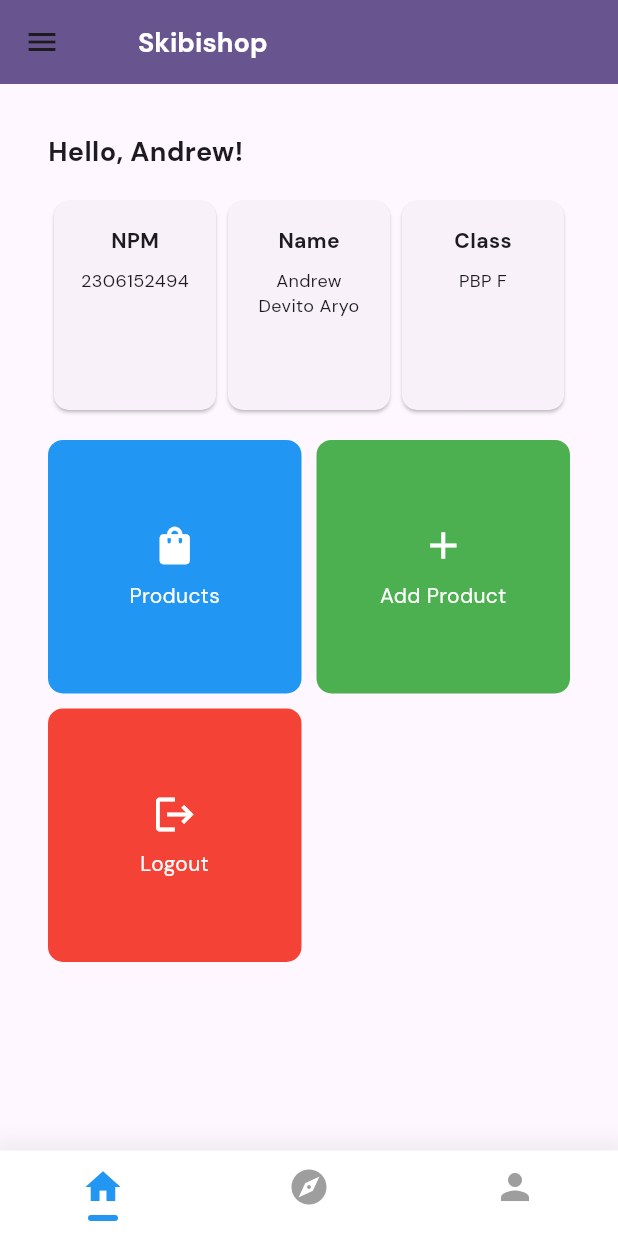
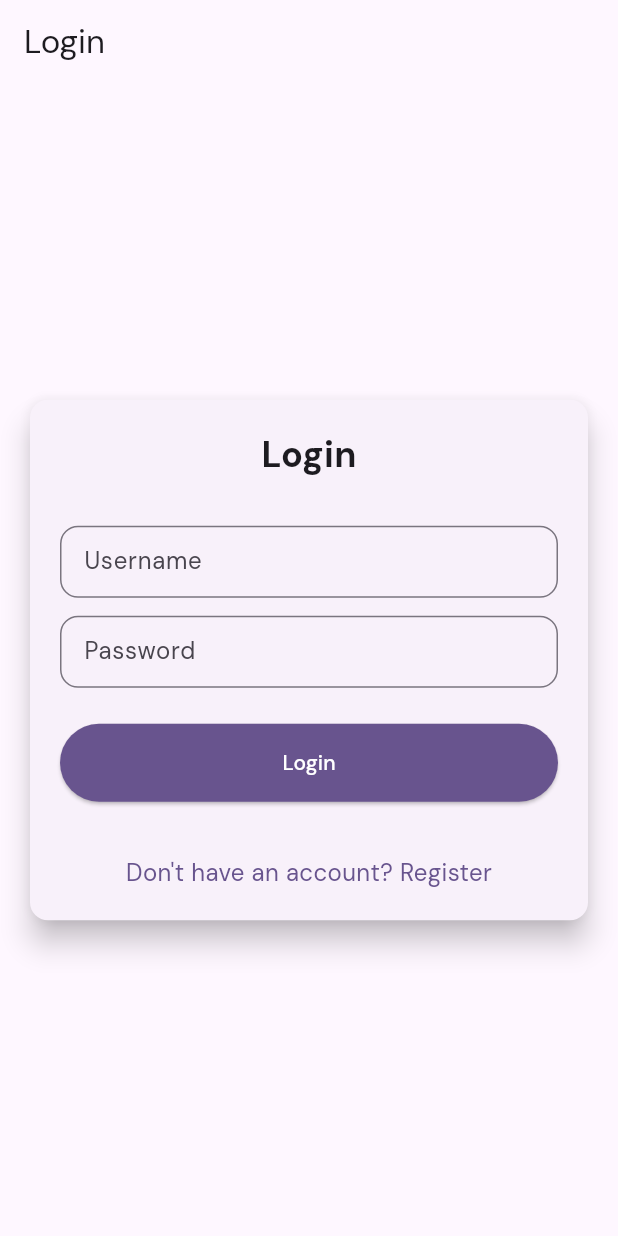
Before and after one commit to Andrew4Coding/skibishop-pbp-mobile, a Flutter app: the screen it shows after launch, on a phone screen of 412 x 824 dp. Run offline on Flutter 3.47's test engine with Material 3 defaults, Android fonts, the phone set to English and light mode, and no system bars; our stand-ins replace google_fonts; missing offline and left inert: pbp_django_auth.

Commit message:
tugas 9: done

```diff
--- a/lib/main.dart
+++ b/lib/main.dart
@@ -1,9 +1,25 @@
+import 'dart:io';
+
+import 'package:flutter/material.dart';
 import 'package:google_fonts/google_fonts.dart';
-import 'package:flutter/material.dart';
-import 'package:skibishop_mobile/pages/menu.dart';
+import 'package:provider/provider.dart';
+import 'package:skibishop_mobile/pages/login.dart';
+
+import 'package:provider/provider.dart';
+import 'package:pbp_django_auth/pbp_django_auth.dart';
+
+class MyHttpOverrides extends HttpOverrides {
+  @override
+  HttpClient createHttpClient(SecurityContext? context) {
+    return super.createHttpClient(context)
+      ..badCertificateCallback =
+          (X509Certificate cert, String host, int port) => true;
+  }
+}
 
 void main() {
   runApp(const MyApp());
+  HttpOverrides.global = MyHttpOverrides();
 }
 
 class MyApp extends StatelessWidget {
@@ -12,7 +28,12 @@
   // This widget is the root of your application.
   @override
   Widget build(BuildContext context) {
-    return MaterialApp(
+    return Provider(
+        create: (_) {
+          CookieRequest request = CookieRequest();
+          return request;
+        },
+        child: MaterialApp(
           title: 'Skibishop',
           debugShowCheckedModeBanner: false,
           theme: ThemeData(
@@ -37,7 +58,7 @@
             ),
             useMaterial3: true,
           ),
-      home: const MyHomePage(),
-    );
+          home: const LoginPage(),
+        ));
   }
 }
--- /dev/null
+++ b/lib/pages/login.dart
@@ -0,0 +1,181 @@
+import 'package:flutter/material.dart';
+import 'package:pbp_django_auth/pbp_django_auth.dart';
+import 'package:provider/provider.dart';
+import 'package:skibishop_mobile/pages/menu.dart';
+import 'package:skibishop_mobile/pages/register.dart';
+
+void main() {
+  runApp(const LoginApp());
+}
+
+class LoginApp extends StatelessWidget {
+  const LoginApp({super.key});
+
+  @override
+  Widget build(BuildContext context) {
+    return MaterialApp(
+      title: 'Login',
+      theme: ThemeData(
+        useMaterial3: true,
+        colorScheme: ColorScheme.fromSwatch(
+          primarySwatch: Colors.deepPurple,
+        ).copyWith(secondary: Colors.deepPurple[400]),
+      ),
+      home: const LoginPage(),
+    );
+  }
+}
+
+class LoginPage extends StatefulWidget {
+  const LoginPage({super.key});
+
+  @override
+  State<LoginPage> createState() => _LoginPageState();
+}
+
+class _LoginPageState extends State<LoginPage> {
+  final TextEditingController _usernameController = TextEditingController();
+  final TextEditingController _passwordController = TextEditingController();
+
+  @override
+  Widget build(BuildContext context) {
+    final request = context.watch<CookieRequest>();
+
+    return Scaffold(
+      appBar: AppBar(
+        title: const Text('Login'),
+      ),
+      body: Center(
+        child: SingleChildScrollView(
+          padding: const EdgeInsets.all(16.0),
+          child: Card(
+            elevation: 8,
+            shape: RoundedRectangleBorder(
+              borderRadius: BorderRadius.circular(12.0),
+            ),
+            child: Padding(
+              padding: const EdgeInsets.all(20.0),
+              child: Column(
+                mainAxisSize: MainAxisSize.min,
+                children: [
+                  const Text(
+                    'Login',
+                    style: TextStyle(
+                      fontSize: 24.0,
+                      fontWeight: FontWeight.bold,
+                    ),
+                  ),
+                  const SizedBox(height: 30.0),
+                  TextField(
+                    controller: _usernameController,
+                    decoration: const InputDecoration(
+                      labelText: 'Username',
+                      hintText: 'Enter your username',
+                      border: OutlineInputBorder(
+                        borderRadius: BorderRadius.all(Radius.circular(12.0)),
+                      ),
+                      contentPadding:
+                          EdgeInsets.symmetric(horizontal: 12.0, vertical: 8.0),
+                    ),
+                  ),
+                  const SizedBox(height: 12.0),
+                  TextField(
+                    controller: _passwordController,
+                    decoration: const InputDecoration(
+                      labelText: 'Password',
+                      hintText: 'Enter your password',
+                      border: OutlineInputBorder(
+                        borderRadius: BorderRadius.all(Radius.circular(12.0)),
+                      ),
+                      contentPadding:
+                          EdgeInsets.symmetric(horizontal: 12.0, vertical: 8.0),
+                    ),
+                    obscureText: true,
+                  ),
+                  const SizedBox(height: 24.0),
+                  ElevatedButton(
+                    onPressed: () async {
+                      String username = _usernameController.text;
+                      String password = _passwordController.text;
+
+                      // Cek kredensial
+                      // TODO: Ganti URL dan jangan lupa tambahkan trailing slash (/) di akhir URL!
+                      // Untuk menyambungkan Android emulator dengan Django pada localhost,
+                      // gunakan URL http://10.0.2.2/
+                      final response = await request
+                          .login("http://localhost:8000/auth/login/", {
+                        'username': username,
+                        'password': password,
+                      });
+
+                      if (request.loggedIn) {
+                        String message = response['message'];
+                        String uname = response['username'];
+                        if (context.mounted) {
+                          Navigator.pushReplacement(
+                            context,
+                            MaterialPageRoute(
+                                builder: (context) => const MyHomePage()),
+                          );
+                          ScaffoldMessenger.of(context)
+                            ..hideCurrentSnackBar()
+                            ..showSnackBar(
+                              SnackBar(
+                                  content:
+                                      Text("$message Selamat datang, $uname.")),
+                            );
+                        }
+                      } else {
+                        if (context.mounted) {
+                          showDialog(
+                            context: context,
+                            builder: (context) => AlertDialog(
+                              title: const Text('Login Gagal'),
+                              content: Text(response['message']),
+                              actions: [
+                                TextButton(
+                                  child: const Text('OK'),
+                                  onPressed: () {
+                                    Navigator.pop(context);
+                                  },
+                                ),
+                              ],
+                            ),
+                          );
+                        }
+                      }
+                    },
+                    style: ElevatedButton.styleFrom(
+                      foregroundColor: Colors.white,
+                      minimumSize: const Size(double.infinity, 50),
+                      backgroundColor: Theme.of(context).colorScheme.primary,
+                      padding: const EdgeInsets.symmetric(vertical: 16.0),
+                    ),
+                    child: const Text('Login'),
+                  ),
+                  const SizedBox(height: 36.0),
+                  GestureDetector(
+                    onTap: () {
+                      Navigator.push(
+                        context,
+                        MaterialPageRoute(
+                            builder: (context) => const RegisterPage()),
+                      );
+                    },
+                    child: Text(
+                      'Don\'t have an account? Register',
+                      style: TextStyle(
+                        color: Theme.of(context).colorScheme.primary,
+                        fontSize: 16.0,
+                      ),
+                    ),
+                  ),
+                ],
+              ),
+            ),
+          ),
+        ),
+      ),
+    );
+  }
+}
--- a/pubspec.yaml
+++ b/pubspec.yaml
@@ -36,6 +36,9 @@
   # Use with the CupertinoIcons class for iOS style icons.
   cupertino_icons: ^1.0.2
   google_fonts: 6.1.0
+  http: ^1.2.0
+  pbp_django_auth: ^0.4.0
+  provider: ^6.1.2
 
 dev_dependencies:
   flutter_test:
```
Also changed, not shown: lib/ds/left_drawer.dart (+14 -1 lines), lib/models/product_entry.dart (added, +75 -0 lines), lib/pages/fetch.dart (added, +72 -0 lines), lib/pages/list_product.dart (added, +91 -0 lines), lib/pages/menu.dart (+35 -2 lines), lib/pages/product_entry_form.dart (renamed from lib/pages/productEntryFormPage.dart, +38 -30 lines), lib/pages/register.dart (added, +167 -0 lines), pubspec.lock, 1 other file. Lines whose indentation alone changed are shown as unchanged.
